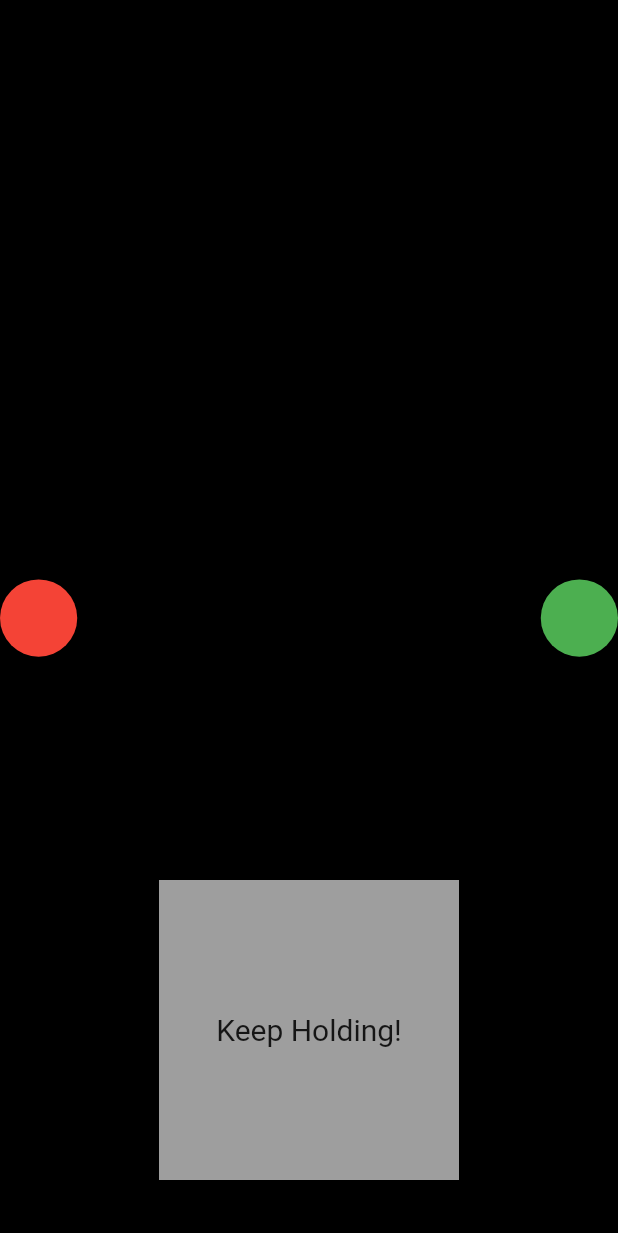
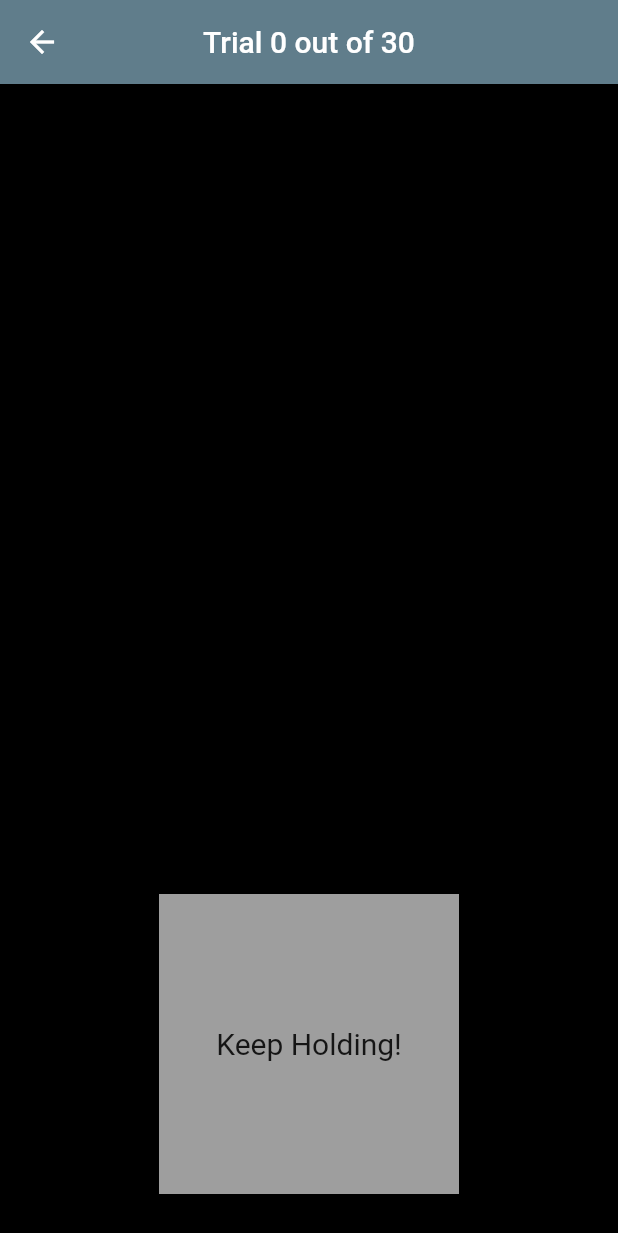
Before and after one commit to yousefmasarwa97/measure_time_exam, a Flutter app: the GamePage screen opened directly, on a phone screen of 412 x 824 dp. Shown: the top 1233 px of the screen. Run offline on Flutter 3.47's test engine with Material 2 defaults, Android fonts, the phone set to English and light mode, and no system bars; missing offline and left inert: gsheets; key blocks and very long unbroken strings in the code were emptied for the run.

Commit message:
update to read buttons from json

```diff
--- /dev/null
+++ b/assets/buttons/green_button.json
@@ -0,0 +1,6 @@
+{
+    "buttonColor": "#FF00FF00",
+    "padding": 20.0,
+    "elevation": 5.0,
+    "border": 50.0
+}
--- /dev/null
+++ b/assets/buttons/red_button.json
@@ -0,0 +1,6 @@
+{
+    "buttonColor": "#FFFF0000",
+    "padding": 20.0,
+    "elevation": 5.0,
+    "border": 50.0
+}
--- /dev/null
+++ b/lib/button_config.dart
@@ -0,0 +1,24 @@
+
+
+class ButtonConfig {
+  final String buttonColor;
+  final double padding;
+  final double elevation;
+  final double border;
+
+  ButtonConfig({
+    required this.buttonColor,
+    required this.padding,
+    required this.elevation,
+    required this.border,
+  });
+
+  factory ButtonConfig.fromJson(Map<String, dynamic> json) {
+    return ButtonConfig(
+      buttonColor: json['buttonColor'],
+      padding: json['padding'],
+      elevation: json['elevation'],
+      border: json['border']
+    );
+  }
+}
--- a/lib/gamepage.dart
+++ b/lib/gamepage.dart
@@ -1,7 +1,12 @@
+import 'package:excel_example/button_config.dart';
+import 'package:excel_example/styled_button.dart';
 import 'package:excel_example/user_sheets_api.dart';
 import 'package:flutter/material.dart';
 import 'dart:math';
 import 'dart:async';
+import 'dart:convert';
+
+import 'package:flutter/services.dart';
 
 class GamePage extends StatefulWidget {
   const GamePage({super.key});
@@ -15,6 +20,8 @@ class GamePage extends StatefulWidget {
   State<GamePage> createState() => _GamePageState();
 }
 
+late Color redColor;
+bool pressedButton = false;
 bool isRed = false;
 bool isRightArrow = false;
 bool isRanbow = false;
@@ -75,8 +82,8 @@ Color getRandomRedOrGreenColor() {
 // return random picture (rainbow or arrow)
 String getRandomPhoto() {
   final List<String> photoAssets = [
-    'asserts/images/arrows2.png',
-    'asserts/images/rainbow2.jpeg'
+    'assets/images/arrows2.png',
+    'assets/images/rainbow2.jpeg'
   ];
 
   Random random = Random();
@@ -87,22 +94,24 @@ String getRandomPhoto() {
 
 class _GamePageState extends State<GamePage> {
   bool isButtonPressed = false;
-  // Icon randomArrow = getRandomArrow();
-  // String randomPhoto = getRandomPhoto();
   Icon randomArrow = const Icon(
     Icons.arrow_back,
     color: Colors.black,
   );
-  String randomPhoto = 'asserts/images/black.png';
+  String blackImg = 'assets/images/black.png';
+  String veryGoodImg = 'assets/images/verygood.png';
+  String randomPhoto = 'assets/images/black.png';
   int startTime = 0;
   int endTime = 0;
+  int round = 0;
 
   void _handleCenterButtonPressDown() {
-    startTime = DateTime.now().microsecondsSinceEpoch * 1000;
+    startTime = DateTime.now().microsecondsSinceEpoch;
     Future.delayed(Duration(seconds: 2), () {
       setState(() {
         randomArrow = getRandomArrow();
         randomPhoto = getRandomPhoto();
+        pressedButton = true;
         isButtonPressed = true;
         print("the time when the user pressed the center button: $startTime");
       });
@@ -111,7 +120,8 @@ class _GamePageState extends State<GamePage> {
 
   void _handleCenterButtonPressUp() {
     setState(() {
-      endTime = DateTime.now().microsecondsSinceEpoch * 1000;
+      endTime = DateTime.now().microsecondsSinceEpoch;
+      // pressedButton = false;
       isButtonPressed = false;
       print("the time when the user released the center button: $endTime");
       int time_of_holding_the_button = endTime - startTime;
@@ -121,43 +131,95 @@ class _GamePageState extends State<GamePage> {
 
   void _handleOneOfTheCircelsIsPressed() {
     if (endTime > startTime) {
-      int elapsedNanoseconds =
-          DateTime.now().microsecondsSinceEpoch * 1000 - endTime;
-      print("response time: $elapsedNanoseconds nanoseconds");
+      int elapsedNanoseconds = DateTime.now().microsecondsSinceEpoch - endTime;
+      print("response time: $elapsedNanoseconds microseconds");
     }
     setState(() {
+      pressedButton = false;
       randomArrow = const Icon(
         Icons.arrow_back,
         color: Colors.black,
       );
-      randomPhoto = 'asserts/images/black.png';
+      Future.delayed(Duration(milliseconds: 100), () {
+        randomPhoto = 'assets/images/black.png';
+      });
     });
   }
 
-  // void _handleButtonPress() {
-  //   Future.delayed(Duration(seconds: 2), () {
-  //     setState(() {
-  //       containerColor = Colors.purple;
-  //     });
-  //   });
-  // }
+  Future<ButtonConfig> loadButtonConfig() async {
+    String jsonString =
+        await rootBundle.loadString('assets/buttons/red_button.json');
+    Map<String, dynamic> jsonMap = json.decode(jsonString);
+    return ButtonConfig.fromJson(jsonMap);
+  }
 
-  // void _handleReturnToFirstPage() {
-  //   setState(() {
-  //     containerColor = Colors.grey;
-  //   });
-  // }
+  Future<ButtonConfig> loadButtonConfig1() async {
+    String jsonString =
+        await rootBundle.loadString('assets/buttons/green_button.json');
+    Map<String, dynamic> jsonMap = json.decode(jsonString);
+    return ButtonConfig.fromJson(jsonMap);
+  }
 
-  @override
-  Widget build(BuildContext context) {
-    return Scaffold(
-      body: Row(
-        children: [
-          Expanded(
-            flex: 1,
-            child: Center(
-              child: ElevatedButton(
+  FutureBuilder<ButtonConfig> getGreenCircle() {
+    return FutureBuilder<ButtonConfig>(
+      future: loadButtonConfig1(),
+      builder: (context, snapshot) {
+        if (snapshot.connectionState == ConnectionState.waiting) {
+          return const CircularProgressIndicator();
+        } else if (snapshot.hasError) {
+          return Text('Error: ${snapshot.error}');
+        } else {
+          final buttonConfig = snapshot.data!;
+          // redCircle = redColor;
+          return StyledButton(
             // red button
+            buttonConfig: buttonConfig,
+            onPressed: () async {
+              final lastRow = await UserSheetsApi.getRowCount();
+              setState(() {
+                if ((isRanbow && isRed) || (!isRanbow && !isRightArrow)) {
+                  UserSheetsApi.updateCell(
+                    id: lastRow,
+                    key: 'wrongAnswers',
+                    value: ++wrongAnswers,
+                  );
+                  randomPhoto = blackImg;
+                  print("wrong");
+                } else {
+                  UserSheetsApi.updateCell(
+                    id: lastRow,
+                    key: 'correctAnswers',
+                    value: ++correctAnswers,
+                  );
+                  randomPhoto = veryGoodImg;
+                }
+                _handleOneOfTheCircelsIsPressed();
+                startTime = 0;
+                endTime = 0;
+              });
+            },
+          );
+        }
+      },
+    );
+  }
+
+  FutureBuilder<ButtonConfig> getRedCircle() {
+    return FutureBuilder<ButtonConfig>(
+      future: loadButtonConfig(),
+      builder: (context, snapshot) {
+        if (snapshot.connectionState == ConnectionState.waiting) {
+          return const CircularProgressIndicator();
+        } else if (snapshot.hasError) {
+          return Text('Error: ${snapshot.error}');
+        } else {
+          final buttonConfig = snapshot.data!;
+          redColor = Color(int.parse(
+            buttonConfig.buttonColor.replaceAll('#', '0x'),
+          ));
+          return StyledButton(
+            // red button
+            buttonConfig: buttonConfig,
             onPressed: () async {
               final last = await UserSheetsApi.getRowCount();
               setState(() {
@@ -167,6 +229,7 @@ class _GamePageState extends State<GamePage> {
                     key: 'wrongAnswers',
                     value: ++wrongAnswers,
                   );
+                  randomPhoto = blackImg;
                   print("wrong");
                 } else {
                   UserSheetsApi.updateCell(
@@ -174,20 +237,37 @@ class _GamePageState extends State<GamePage> {
                     key: 'correctAnswers',
                     value: ++correctAnswers,
                   );
+                  randomPhoto = veryGoodImg;
                 }
                 _handleOneOfTheCircelsIsPressed();
-                    // _handleReturnToFirstPage();
                 startTime = 0;
                 endTime = 0;
               });
             },
-                style: ElevatedButton.styleFrom(
-                  backgroundColor: Colors.red,
-                  shape: const CircleBorder(),
-                  padding: const EdgeInsets.all(20),
+          );
+        }
+      },
+    );
+  }
+
+  @override
+  Widget build(BuildContext context) {
+    return Scaffold(
+      appBar: AppBar(
+        title: Text(
+          'Trial $round out of 30',
+          style: const TextStyle(
+            color: Colors.white,
           ),
-                child: const Text(""),
         ),
+        centerTitle: true,
+      ),
+      body: Row(
+        children: [
+          Expanded(
+            flex: 1,
+            child: Center(
+              child: getRedCircle(),
             ),
           ),
           Expanded(
@@ -220,6 +300,7 @@ class _GamePageState extends State<GamePage> {
                         setState(() {
                           _handleCenterButtonPressDown();
                           containerColor = Colors.purple;
+                          round++;
                         });
                       },
                       onTapUp: (_) {
@@ -249,38 +330,7 @@ class _GamePageState extends State<GamePage> {
           Expanded(
             flex: 1,
             child: Center(
-              child: ElevatedButton(
-                // green button
-                onPressed: () async {
-                  final lastRow = await UserSheetsApi.getRowCount();
-                  setState(() {
-                    if ((isRanbow && isRed) || (!isRanbow && !isRightArrow)) {
-                      UserSheetsApi.updateCell(
-                        id: lastRow,
-                        key: 'wrongAnswers',
-                        value: ++wrongAnswers,
-                      );
-                      print("wrong");
-                    } else {
-                      UserSheetsApi.updateCell(
-                        id: lastRow,
-                        key: 'correctAnswers',
-                        value: ++correctAnswers,
-                      );
-                    }
-                    _handleOneOfTheCircelsIsPressed();
-                    // _handleReturnToFirstPage();
-                    startTime = 0;
-                    endTime = 0;
-                  });
-                },
-                style: ElevatedButton.styleFrom(
-                  backgroundColor: Colors.green,
-                  shape: const CircleBorder(),
-                  padding: const EdgeInsets.all(20),
-                ),
-                child: const Text(""),
-              ),
+              child: getGreenCircle(),
             ),
           ),
         ],
--- /dev/null
+++ b/lib/styled_button.dart
@@ -0,0 +1,52 @@
+import 'package:excel_example/button_config.dart';
+import 'package:excel_example/gamepage.dart';
+import 'package:flutter/material.dart';
+
+// import 'button_config.dart';
+
+Color chooseColor = Colors.black;
+
+class StyledButton extends StatelessWidget {
+  final ButtonConfig buttonConfig;
+  final VoidCallback onPressed;
+
+  const StyledButton({
+    super.key,
+    required this.buttonConfig,
+    required this.onPressed,
+  });
+
+  void changeColor(Color c) {
+    chooseColor = c;
+    // chooseColor = pressedButton
+    //     ? Color(
+    //         int.parse(
+    //           buttonConfig.buttonColor.replaceAll('#', '0x'),
+    //         ),
+    //       )
+    //     : Colors.black;
+  }
+
+  @override
+  Widget build(BuildContext context) {
+    return ElevatedButton(
+      onPressed: onPressed,
+      style: ElevatedButton.styleFrom(
+        backgroundColor:
+        pressedButton
+            ? Color(
+                int.parse(
+                  buttonConfig.buttonColor.replaceAll('#', '0x'),
+                ),
+              )
+            : Colors.black,
+        shape: RoundedRectangleBorder(
+          borderRadius: BorderRadius.circular(buttonConfig.border),
+        ),
+        elevation: buttonConfig.elevation,
+        padding: EdgeInsets.all(buttonConfig.padding),
+      ),
+      child: const Text(""),
+    );
+  }
+}
--- a/pubspec.yaml
+++ b/pubspec.yaml
@@ -36,6 +36,7 @@ dependencies:
   # Use with the CupertinoIcons class for iOS style icons.
   cupertino_icons: ^1.0.2
   gsheets: ^0.5.0
+  json_annotation: ^4.0.0
 
 dev_dependencies:
   flutter_test:
@@ -61,7 +62,9 @@ flutter:
 
   # To add assets to your application, add an assets section, like this:
   assets:
-    - asserts/images/
+    - assets/images/
+    - assets/data/
+    - assets/buttons/
   #   - images/a_dot_ham.jpeg
 
   # An image asset can refer to one or more resolution-specific "variants", see
```
Also changed, not shown: assets/images/arrows.png (renamed from asserts/images/arrows.png), assets/images/arrows2.png (renamed from asserts/images/arrows2.png), assets/images/black.png (renamed from asserts/images/black.png), assets/images/excellent.png (added), assets/images/rainbow.jpeg (renamed from asserts/images/rainbow.jpeg), assets/images/rainbow2.jpeg (renamed from asserts/images/rainbow2.jpeg), assets/images/verygood.png (added), pubspec.lock, 2 other files. Lines whose indentation alone changed are shown as unchanged.
